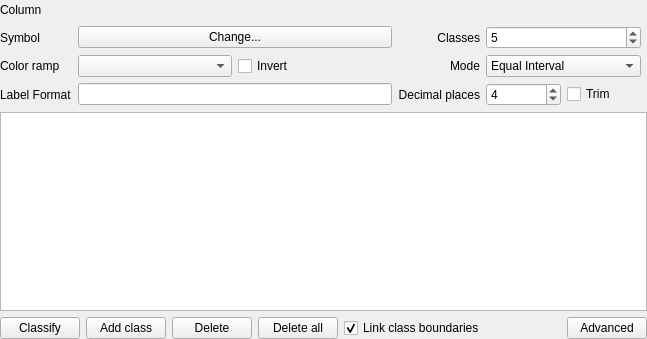
First picture: the form in src/ui/qgsgraduatedsymbolrendererv2widget.ui, repository qgis/QGIS, before the edit.
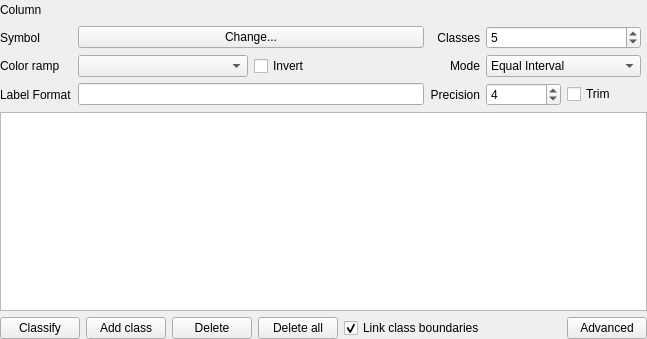
Second picture: the form after the edit. Custom widgets are drawn as their Qt base class.

Commit message: Changing decimal places to precision, allowing negative precision, improving rounding for locales with , instead of . for decimal point

```diff
--- a/src/ui/qgsgraduatedsymbolrendererv2widget.ui
+++ b/src/ui/qgsgraduatedsymbolrendererv2widget.ui
@@ -240,7 +240,7 @@
      <item row="6" column="2">
       <widget class="QLabel" name="label_16">
        <property name="text">
-        <string>Decimal places</string>
+        <string>Precision</string>
        </property>
        <property name="alignment">
         <set>Qt::AlignRight|Qt::AlignTrailing|Qt::AlignVCenter</set>
```
Left out of the diff: 14 changed lines with no effect on the pictures. The commit also changes 4 other files.
